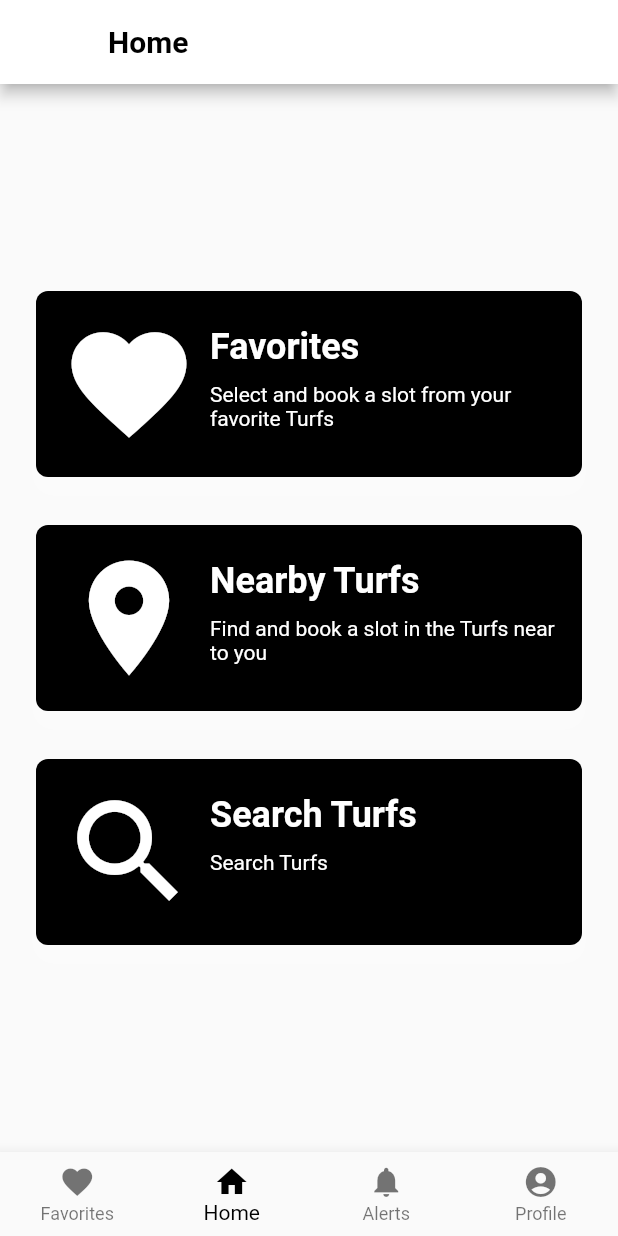
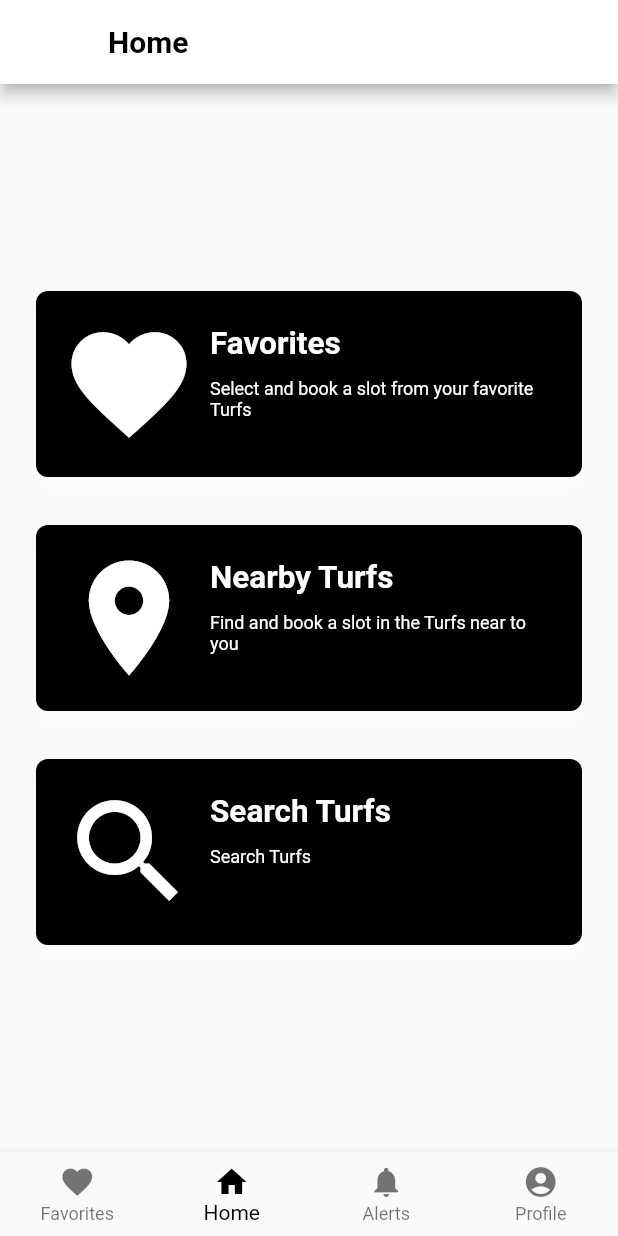
Before and after one commit to plokmij/firebase_phone_auth, a Flutter app: the Home screen opened directly, on a phone screen of 412 x 824 dp. Run offline on Flutter 3.47's test engine with Material 2 defaults, Android fonts, the phone set to English and light mode, and no system bars; our stand-ins replace firebase_auth, rxdart; missing offline and left inert: pin_entry_text_field; accounts and stored records are empty.

Commit message:
Add profile details needs a fix

```diff
--- a/lib/src/screens/home_navi.dart
+++ b/lib/src/screens/home_navi.dart
@@ -67,13 +67,13 @@ class CardRow extends StatelessWidget {
   }
 
   final headerTextStyle = TextStyle(
-      color: Colors.white, fontSize: 24.0, fontWeight: FontWeight.w600);
+      color: Colors.white, fontSize: 21.0, fontWeight: FontWeight.w600);
 
   final regularTextStyle = TextStyle(
       color: Colors.white, fontSize: 9.0, fontWeight: FontWeight.w400);
 
   final subHeaderStyle = TextStyle(
-    fontSize: 14.0,
+    fontSize: 12.0,
     color: Colors.white,
     fontWeight: FontWeight.w400,
   );
--- a/lib/src/screens/newscreen.dart
+++ b/lib/src/screens/newscreen.dart
@@ -1,9 +1,60 @@
 import 'package:flutter/material.dart';
 import 'home_navi.dart';
+import '../blocs/bottom_navi_provider.dart';
+import '../blocs/bottomnavibloc.dart';
+import 'profile_screen.dart';
 
 class Home extends StatelessWidget {
   Widget build(BuildContext context) {
-    print('Am I here?');
+    final navibloc = NaviBloc();
+    return BottomNaviProvider(
+      child: StreamBuilder(
+        stream: navibloc.currentIndex,
+        builder: (context, snapshot) {
+          return Scaffold(
+            appBar: AppBar(
+              backgroundColor: Colors.white,
+              title: Text(
+                'Home',
+                style:
+                    TextStyle(color: Colors.black, fontWeight: FontWeight.bold),
+              ),
+            ),
+            bottomNavigationBar: BottomNavigationBar(
+              onTap: (integer){
+                navibloc.changeIndex;
+                navibloc.setCurrentIndex(integer);
+                print(navibloc.getCurrenIndex());
+              },
+              type: BottomNavigationBarType.fixed,
+              fixedColor: Colors.black,
+              currentIndex: snapshot.hasData?snapshot.data:1,
+              items: [
+                BottomNavigationBarItem(
+                    icon: Icon(Icons.favorite), title: Text('Favorites')),
+                BottomNavigationBarItem(
+                  icon: Icon(Icons.home),
+                  title: Text('Home'),
+                ),
+                BottomNavigationBarItem(
+                  icon: Icon(Icons.notifications),
+                  title: Text('Alerts'),
+                ),
+                BottomNavigationBarItem(
+                  icon: Icon(Icons.account_circle),
+                  title: Text('Profile'),
+                ),
+              ],
+            ),
+            body: Align(
+              child: snapshot.data == 2 ? ProfileScreen():HomePageBody(),
+              alignment: Alignment.center,
+            ),
+          );
+        },
+      ),
+    );
+    /*
     return Scaffold(
       appBar: AppBar(
         backgroundColor: Colors.white,
@@ -37,5 +88,6 @@ class Home extends StatelessWidget {
         alignment: Alignment.center,
       ),
     );
+    */
   }
 }
```
Also changed, not shown: lib/src/blocs/bottomnavibloc.dart (+11 -1 lines), lib/src/screens/profile_screen.dart (added, +17 -0 lines), lib/src/widgets/options_list_profile.dart (added, +36 -0 lines), lib/src/widgets/profile_card.dart (added, +95 -0 lines).
